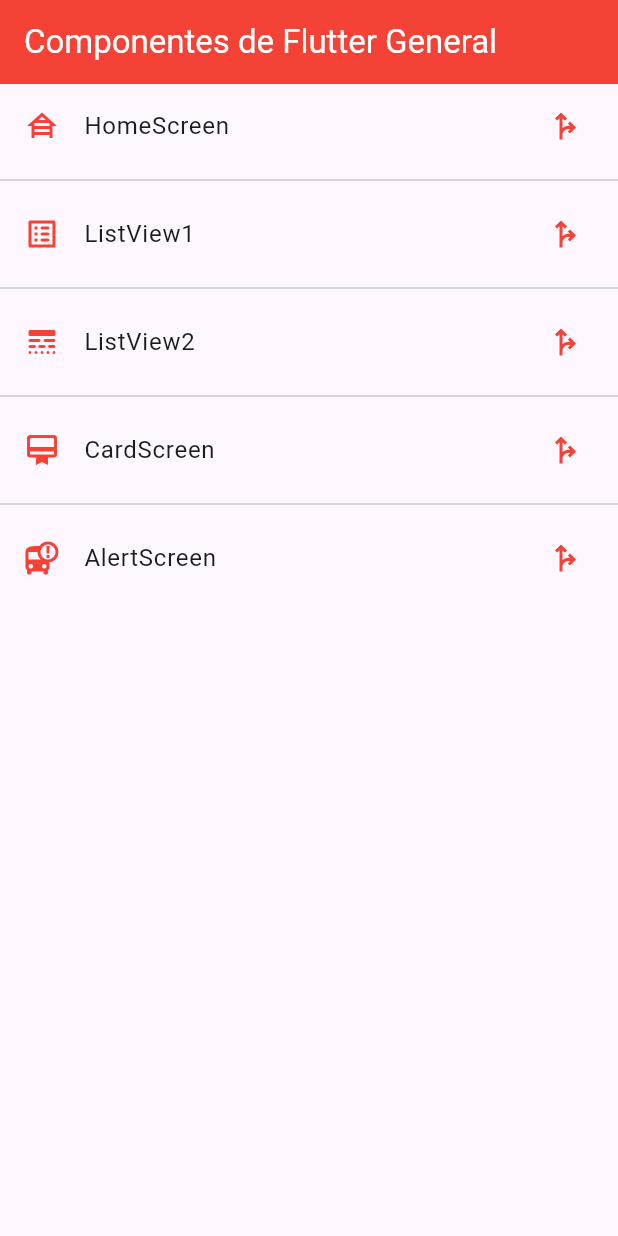
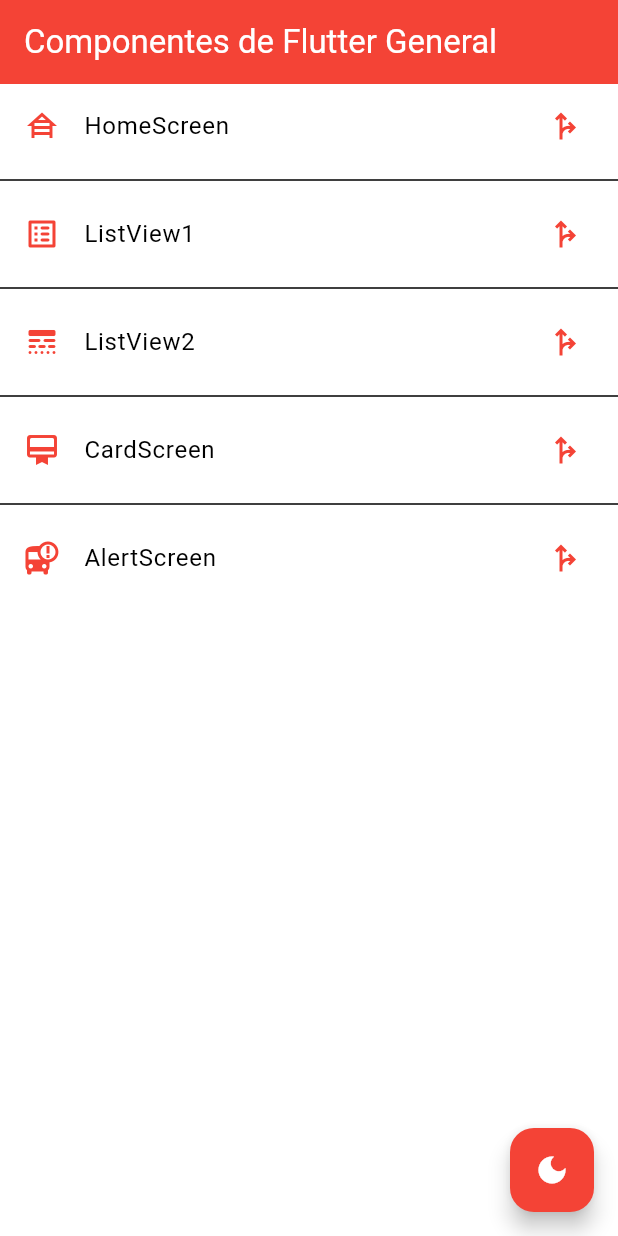
Before and after one commit to vCif3r/Laboratorio09-AppMultiplataforma-DRT, a Flutter app: the screen it shows after launch, on a phone screen of 412 x 824 dp. Run offline on Flutter 3.47's test engine with Material 3 defaults, Android fonts, the phone set to English and light mode, and no system bars.

Commit message:
dark mode

```diff
--- a/lib/main.dart
+++ b/lib/main.dart
@@ -1,8 +1,13 @@
 import 'package:fl_components/router/app_routes.dart';
 import 'package:fl_components/themes/app_theme.dart';
+import 'package:fl_components/themes/theme_provider.dart';
 import 'package:flutter/material.dart';
+import 'package:provider/provider.dart';
 
-void main() => runApp(const MyApp());
+void main() => runApp(
+ChangeNotifierProvider(create: (context) => ThemeProvider(),
+child: const MyApp(),)
+);
 
 class MyApp extends StatelessWidget {
   const MyApp({super.key});
@@ -16,7 +21,7 @@ class MyApp extends StatelessWidget {
       initialRoute: AppRoutes.initialRoute,
       routes: AppRoutes.getAppRoutes(),
       onGenerateRoute: AppRoutes.onGenerateRoute,
-      theme: AppTheme.odenfisTheme
+      theme: Provider.of<ThemeProvider>(context).themeData
     );
   }
 }
--- a/lib/screens/home_screen.dart
+++ b/lib/screens/home_screen.dart
@@ -1,7 +1,9 @@
 
 import 'package:fl_components/router/app_routes.dart';
 import 'package:fl_components/themes/app_theme.dart';
+import 'package:fl_components/themes/theme_provider.dart';
 import 'package:flutter/material.dart';
+import 'package:provider/provider.dart';
 
 
 class HomeScreen extends StatelessWidget {
@@ -12,11 +14,11 @@ class HomeScreen extends StatelessWidget {
   Widget build(BuildContext context) {
     return Scaffold(
       appBar: AppBar(
-        title: const Text(
-          'Componentes de Flutter General',
-          style: TextStyle(color: Colors.white)
-          ),
+        title: const Text('Componentes de Flutter General',style: TextStyle(color: Colors.white)),
         elevation: 0,
+        actions: [
+
+        ],
         //backgroundColor: Colors.indigo[800],
       ),
 
@@ -33,7 +35,12 @@ class HomeScreen extends StatelessWidget {
         ),
         separatorBuilder:(context, index) => const Divider(),
         itemCount: AppRoutes.menuOptions.length
-        ),
+      ),floatingActionButton: FloatingActionButton(
+        onPressed: (){
+          Provider.of<ThemeProvider>(context, listen: false).toggleTheme();
+        },
+        backgroundColor: Colors.red,
+        child: const Icon(Icons.dark_mode),),
     );
   }
 }
--- a/lib/themes/app_theme.dart
+++ b/lib/themes/app_theme.dart
@@ -2,14 +2,29 @@ import 'package:flutter/material.dart';
 
 class AppTheme{
   static const Color primary = Colors.red;
-  static final ThemeData odenfisTheme = ThemeData(
+  static final ThemeData lightTheme = ThemeData(
     primaryColor: primary,
     appBarTheme: const AppBarTheme(
       color: primary,
       elevation: 2,
     ),
+    cardColor: Colors.white,
     iconTheme: const IconThemeData(
       color: primary
+    ),
+    colorScheme: const ColorScheme.light(
+      background: Colors.white
     )
-    );
+  );
+  static final ThemeData darkMode = ThemeData(
+    primaryColor: Colors.black,
+    appBarTheme: const AppBarTheme(
+      color: Colors.black,
+      elevation: 2,
+    ),
+    cardColor: Colors.grey.shade400,
+    colorScheme: ColorScheme.dark(
+      background: Colors.grey.shade900,
+    )
+  );
 }
--- /dev/null
+++ b/lib/themes/theme_provider.dart
@@ -0,0 +1,19 @@
+
+import 'package:fl_components/themes/app_theme.dart';
+import 'package:flutter/material.dart';
+
+class ThemeProvider with ChangeNotifier{
+  ThemeData _themeData = AppTheme.lightTheme;
+  ThemeData get themeData => _themeData;
+  set themeData(ThemeData newThemeData) {
+    _themeData = newThemeData;
+    notifyListeners();
+  }
+  void toggleTheme(){
+    if(_themeData == AppTheme.lightTheme){
+      themeData = AppTheme.darkMode;
+    }else{
+      themeData = AppTheme.lightTheme;
+    }
+  }
+}
--- a/pubspec.yaml
+++ b/pubspec.yaml
@@ -35,6 +35,7 @@ dependencies:
   # The following adds the Cupertino Icons font to your application.
   # Use with the CupertinoIcons class for iOS style icons.
   cupertino_icons: ^1.0.6
+  provider:
 
 dev_dependencies:
   flutter_test:
```
Also changed, not shown: pubspec.lock.
